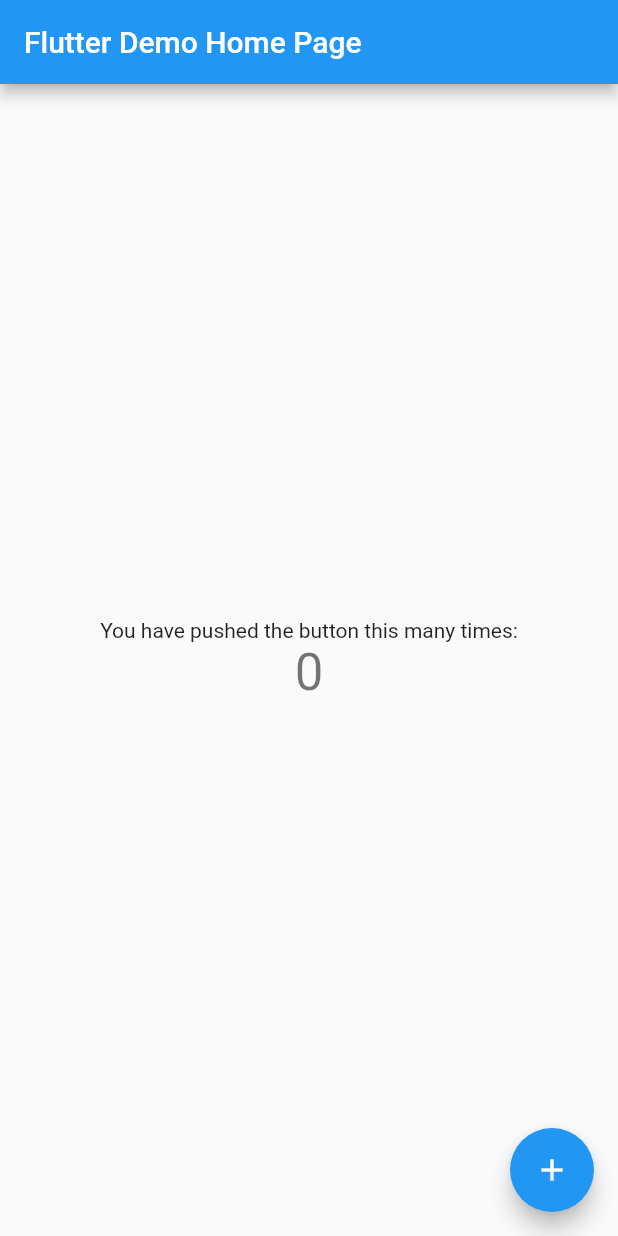
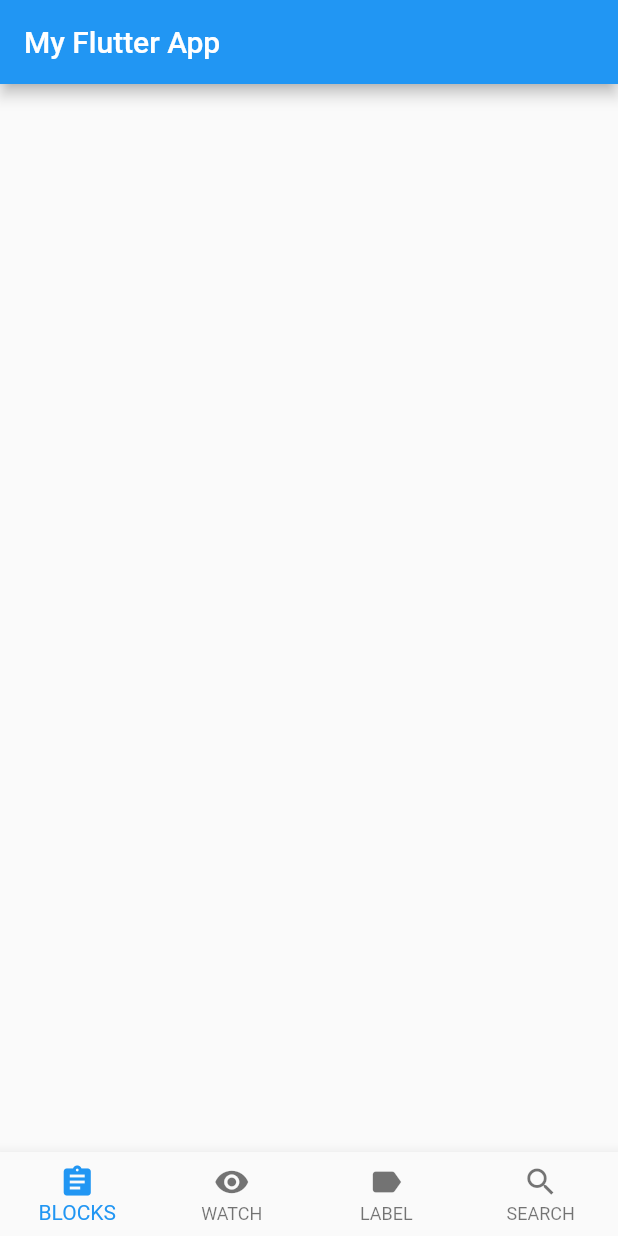
Before and after one commit to ryuta46/nem-block-monitor, a Flutter app: the screen it shows after launch, on a phone screen of 412 x 824 dp. Run offline on Flutter 3.47's test engine with Material 2 defaults, Android fonts, the phone set to English and light mode, and no system bars.

```diff
--- a/nem_block_monitor_app/lib/main.dart
+++ b/nem_block_monitor_app/lib/main.dart
@@ -1,109 +1,10 @@
 import 'package:flutter/material.dart';
+import 'package:nem_block_monitor_app/pages/home_page.dart';
 
-void main() => runApp(new MyApp());
 
-class MyApp extends StatelessWidget {
-  // This widget is the root of your application.
-  @override
-  Widget build(BuildContext context) {
-    return new MaterialApp(
-      title: 'Flutter Demo',
-      theme: new ThemeData(
-        // This is the theme of your application.
-        //
-        // Try running your application with "flutter run". You'll see the
-        // application has a blue toolbar. Then, without quitting the app, try
-        // changing the primarySwatch below to Colors.green and then invoke
-        // "hot reload" (press "r" in the console where you ran "flutter run",
-        // or press Run > Flutter Hot Reload in IntelliJ). Notice that the
-        // counter didn't reset back to zero; the application is not restarted.
-        primarySwatch: Colors.blue,
-      ),
-      home: new MyHomePage(title: 'Flutter Demo Home Page'),
-    );
-  }
+void main() {
+  runApp(MaterialApp(
+    theme: ThemeData.light(),
+    home: HomePage(), // becomes the route named '/'
+  ));
 }
-
-class MyHomePage extends StatefulWidget {
-  MyHomePage({Key key, this.title}) : super(key: key);
-
-  // This widget is the home page of your application. It is stateful, meaning
-  // that it has a State object (defined below) that contains fields that affect
-  // how it looks.
-
-  // This class is the configuration for the state. It holds the values (in this
-  // case the title) provided by the parent (in this case the App widget) and
-  // used by the build method of the State. Fields in a Widget subclass are
-  // always marked "final".
-
-  final String title;
-
-  @override
-  _MyHomePageState createState() => new _MyHomePageState();
-}
-
-class _MyHomePageState extends State<MyHomePage> {
-  int _counter = 0;
-
-  void _incrementCounter() {
-    setState(() {
-      // This call to setState tells the Flutter framework that something has
-      // changed in this State, which causes it to rerun the build method below
-      // so that the display can reflect the updated values. If we changed
-      // _counter without calling setState(), then the build method would not be
-      // called again, and so nothing would appear to happen.
-      _counter++;
-    });
-  }
-
-  @override
-  Widget build(BuildContext context) {
-    // This method is rerun every time setState is called, for instance as done
-    // by the _incrementCounter method above.
-    //
-    // The Flutter framework has been optimized to make rerunning build methods
-    // fast, so that you can just rebuild anything that needs updating rather
-    // than having to individually change instances of widgets.
-    return new Scaffold(
-      appBar: new AppBar(
-        // Here we take the value from the MyHomePage object that was created by
-        // the App.build method, and use it to set our appbar title.
-        title: new Text(widget.title),
-      ),
-      body: new Center(
-        // Center is a layout widget. It takes a single child and positions it
-        // in the middle of the parent.
-        child: new Column(
-          // Column is also layout widget. It takes a list of children and
-          // arranges them vertically. By default, it sizes itself to fit its
-          // children horizontally, and tries to be as tall as its parent.
-          //
-          // Invoke "debug paint" (press "p" in the console where you ran
-          // "flutter run", or select "Toggle Debug Paint" from the Flutter tool
-          // window in IntelliJ) to see the wireframe for each widget.
-          //
-          // Column has various properties to control how it sizes itself and
-          // how it positions its children. Here we use mainAxisAlignment to
-          // center the children vertically; the main axis here is the vertical
-          // axis because Columns are vertical (the cross axis would be
-          // horizontal).
-          mainAxisAlignment: MainAxisAlignment.center,
-          children: <Widget>[
-            new Text(
-              'You have pushed the button this many times:',
-            ),
-            new Text(
-              '$_counter',
-              style: Theme.of(context).textTheme.display1,
-            ),
-          ],
-        ),
-      ),
-      floatingActionButton: new FloatingActionButton(
-        onPressed: _incrementCounter,
-        tooltip: 'Increment',
-        child: new Icon(Icons.add),
-      ), // This trailing comma makes auto-formatting nicer for build methods.
-    );
-  }
-}
--- /dev/null
+++ b/nem_block_monitor_app/lib/pages/home_page.dart
@@ -0,0 +1,54 @@
+
+import 'package:flutter/material.dart';
+
+class HomePage extends StatefulWidget {
+  @override
+  State<StatefulWidget> createState() {
+    return _HomeState();
+  }
+}
+
+class _HomeState extends State<HomePage> {
+  int _currentIndex = 0;
+  final List<Widget> _children = [];
+  @override
+  Widget build(BuildContext context) {
+    return Scaffold(
+      appBar: AppBar(
+        title: Text('My Flutter App'),
+      ),
+      bottomNavigationBar: BottomNavigationBar(
+        onTap: onTabTapped,
+        currentIndex: _currentIndex, // this will be set when a new tab is tapped
+
+        type: BottomNavigationBarType.fixed,
+
+        items: [
+          BottomNavigationBarItem(
+            icon: new Icon(Icons.assignment),
+            title: new Text('BLOCKS'),
+          ),
+          BottomNavigationBarItem(
+            icon: new Icon(Icons.remove_red_eye),
+            title: new Text('WATCH'),
+          ),
+          BottomNavigationBarItem(
+              icon: Icon(Icons.label),
+              title: Text('LABEL')
+          ),
+          BottomNavigationBarItem(
+            icon: new Icon(Icons.search),
+            title: new Text('SEARCH'),
+          )
+        ],
+      ),
+    );
+  }
+
+  void onTabTapped(int index) {
+    setState(() {
+      _currentIndex = index;
+    });
+  }
+
+}
```
